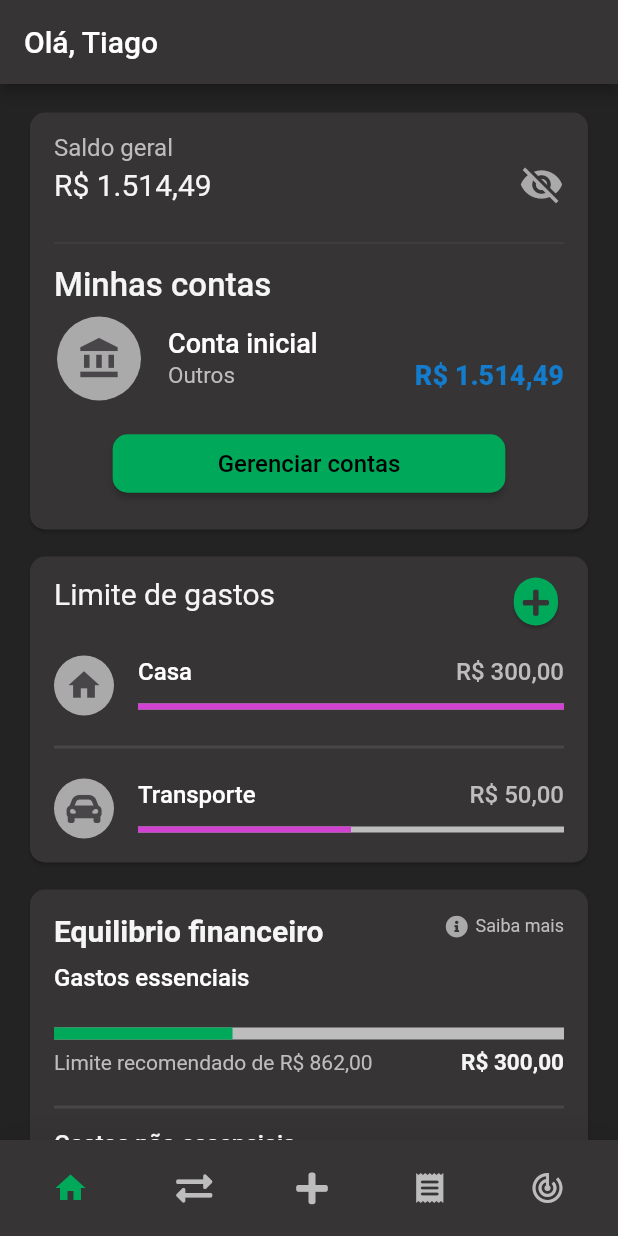
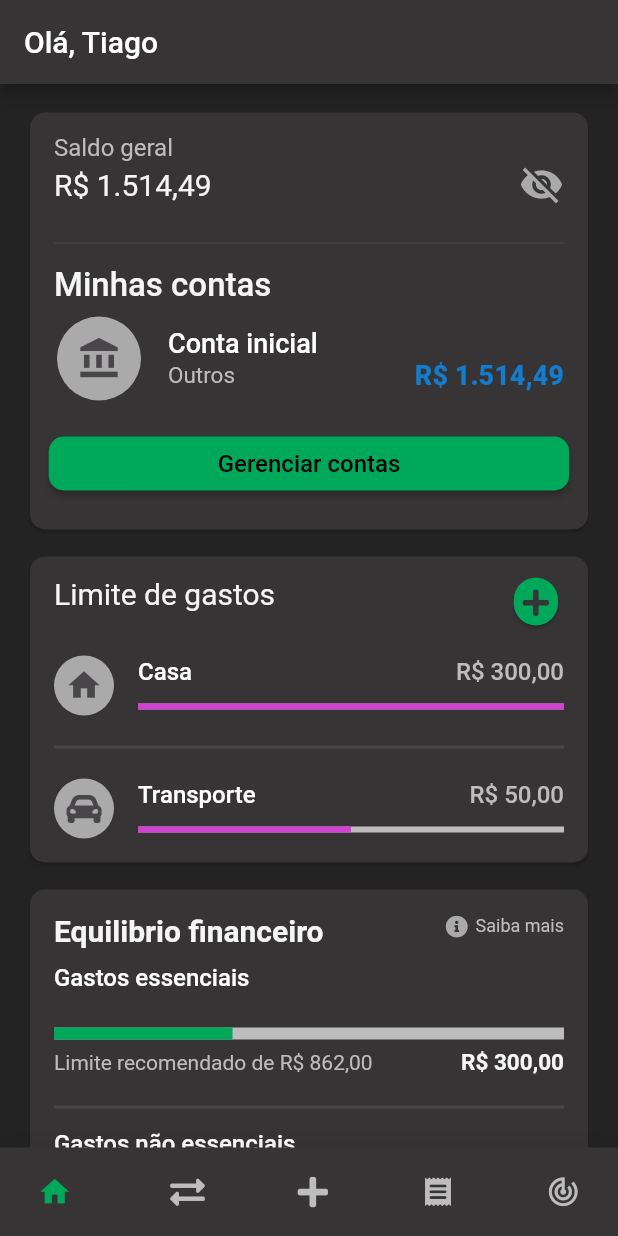
Before and after one commit to TiagoBruckmann/orgalive, a Flutter app: the screen it shows after launch, on a phone screen of 412 x 824 dp. Run offline on Flutter 3.47's test engine with Material 2 defaults, Android fonts, the phone set to English and light mode, and no system bars; drawn by our look-alikes of google_nav_bar; our stand-ins replace calendar_timeline, firebase_core, firebase_crashlytics, flutter_masked_text2, font_awesome_flutter; accounts and stored records are empty.

Commit message:
fix: colors and releases futures

```diff
--- a/lib/Model/Core/orgalive_colors.dart
+++ b/lib/Model/Core/orgalive_colors.dart
@@ -3,24 +3,22 @@ import 'package:flutter/material.dart';
 class OrgaliveColors {
 
   // padroes
+  static const Color greyBackground = Color(0xff242323);
   static const Color yellowDefault = Color(0xffFFDB23);
   static const Color greenDefault = Color(0xff00A859);
   static const Color greyDefault = Color(0xff363435);
-  static const Color greyBackground = Color(0xff242323);
   static const Color blueDefault = Color(0xff137ccd);
   static const Color redDefault = Color(0xffe42924);
 
   // cinza
   static const Color bossanova = Color(0xff494649);
-  static const Color gainsboro = Color(0xFFE0E0E0);
   static const Color darkGray = Color(0xffAAAAAA);
   static const Color silver = Color(0xFFBDBDBD);
 
   // branco
   static const Color whiteSmoke = Color(0xFFF5F5F5);
-
-  // azul
-  static const Color solitude = Color(0xffE8F0FE);
+  static const Color gainsboro = Color(0xFFE0E0E0);
+  static const Color solitude = Color(0xffe8f0fe);
 
   // rosa
   static const Color fuchsia = Color(0xffd242d2);
--- a/lib/Screens/dashboard/dashboard.dart
+++ b/lib/Screens/dashboard/dashboard.dart
@@ -216,12 +216,14 @@ class _DashboardState extends State<Dashboard> {
                       ),
                     ),
 
-                    Padding(
+                    SizedBox(
+                      width: MediaQuery.of(context).size.width - 65,
+                      child: Padding(
                         padding: const EdgeInsets.only( top: 10, bottom: 20 ),
                         child: ElevatedButton(
                           style: ElevatedButton.styleFrom(
                             primary: OrgaliveColors.greenDefault,
-                          padding: const EdgeInsets.fromLTRB(70, 10, 70, 10),
+                            // padding: const EdgeInsets.fromLTRB(70, 10, 70, 10),
                             shape: RoundedRectangleBorder(
                               borderRadius: BorderRadius.circular(10),
                             ),
@@ -234,6 +236,7 @@ class _DashboardState extends State<Dashboard> {
                             style: TextStyle(
                               color: Colors.black,
                               fontSize: 16,
+                            ),
                           ),
                         ),
                       ),
--- a/lib/Screens/home.dart
+++ b/lib/Screens/home.dart
@@ -5,9 +5,9 @@ import 'package:flutter/services.dart';
 // import das telas
 import 'package:orgalive/Screens/spending_limit/spending_limits.dart';
 import 'package:orgalive/Screens/releases/future_releases.dart';
-import 'package:orgalive/Screens/dashBoard/dashBoard.dart';
+import 'package:orgalive/Screens/dashboard/dashboard.dart';
 import 'package:orgalive/Screens/releases/releases.dart';
-import 'package:orgalive/Screens/reports/Reports.dart';
+import 'package:orgalive/Screens/reports/reports.dart';
 
 // import dos pacotes
 import 'package:font_awesome_flutter/font_awesome_flutter.dart';
@@ -24,7 +24,6 @@ class Home extends StatefulWidget {
 }
 
 class _HomeState extends State<Home> {
-
   // controlar abas
   int _selectedIndex = 0;
   final List<Widget> _widgetOptions = [
@@ -37,7 +36,6 @@ class _HomeState extends State<Home> {
 
   @override
   Widget build(BuildContext context) {
-
     // função para bloquear o giro da tela
     SystemChrome.setPreferredOrientations([
       DeviceOrientation.portraitUp,
@@ -51,7 +49,7 @@ class _HomeState extends State<Home> {
           color: OrgaliveColors.greyDefault,
           boxShadow: [
             BoxShadow(
-              blurRadius: 20,
+              blurRadius: 15,
               color: Colors.black.withOpacity(.1),
             ),
           ],
@@ -59,14 +57,14 @@ class _HomeState extends State<Home> {
         child: SafeArea(
           child: Padding(
             padding: const EdgeInsets.symmetric(
-              horizontal: 15.0,
-              vertical: 8,
+              horizontal: 5.0,
+              vertical: 6,
             ),
             child: GNav(
               rippleColor: OrgaliveColors.greyDefault,
               hoverColor: OrgaliveColors.greyDefault,
-              gap: 4,
-              iconSize: 24,
+              gap: 5,
+              iconSize: 23,
               padding: const EdgeInsets.symmetric(
                 horizontal: 20,
                 vertical: 12,
@@ -74,7 +72,6 @@ class _HomeState extends State<Home> {
               duration: const Duration(milliseconds: 600),
               tabBackgroundColor: OrgaliveColors.greyDefault,
               tabs: [
-
                 // dashboard
                 GButton(
                   iconActiveColor: Theme.of(context).secondaryHeaderColor,
@@ -105,10 +102,9 @@ class _HomeState extends State<Home> {
 
                 // limite de gastos
                 GButton(
-                  iconActiveColor: Theme.of(context).secondaryHeaderColor,
+                    iconActiveColor: Theme.of(context).secondaryHeaderColor,
                     iconColor: OrgaliveColors.silver,
-                  icon: Icons.track_changes_outlined
-                ),
+                    icon: Icons.track_changes_outlined),
               ],
               selectedIndex: _selectedIndex,
               onTabChange: (index) {
@@ -121,6 +117,5 @@ class _HomeState extends State<Home> {
         ),
       ),
     );
-
   }
 }
```
Also changed, not shown: lib/Screens/Releases/future_releases.dart (deleted, +0 -19 lines), lib/Screens/releases/future_releases.dart (added, +79 -0 lines), lib/Screens/releases/releases.dart (renamed from lib/Screens/Releases/releases.dart, +7 -19 lines), lib/Screens/releases/widgets/card_date_widget.dart (renamed from lib/Screens/Releases/widgets/card_date_widget.dart), 1 other file. Lines whose indentation alone changed are shown as unchanged.
